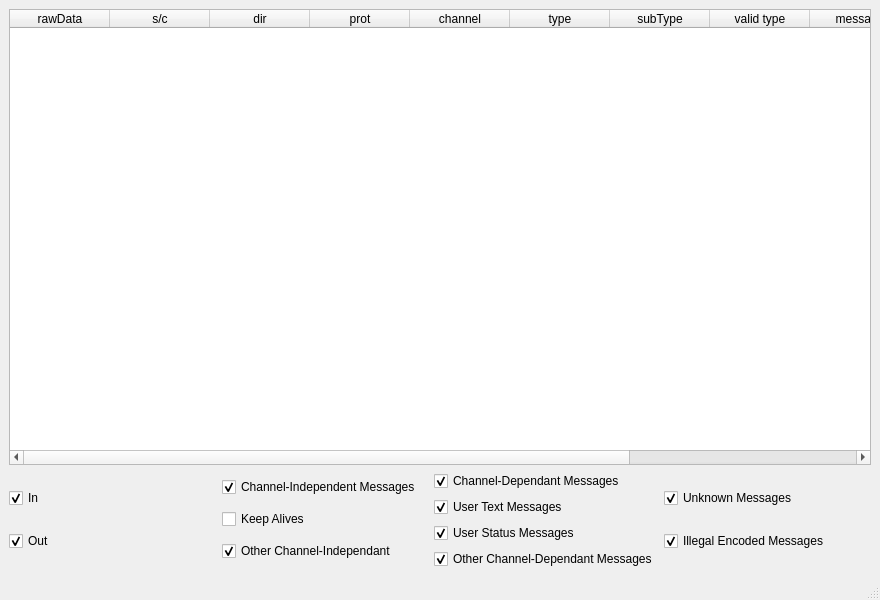
Old version of the form tmChatEric/dataelementviewer.ui in the repository miiisch/TM2011C1.4.
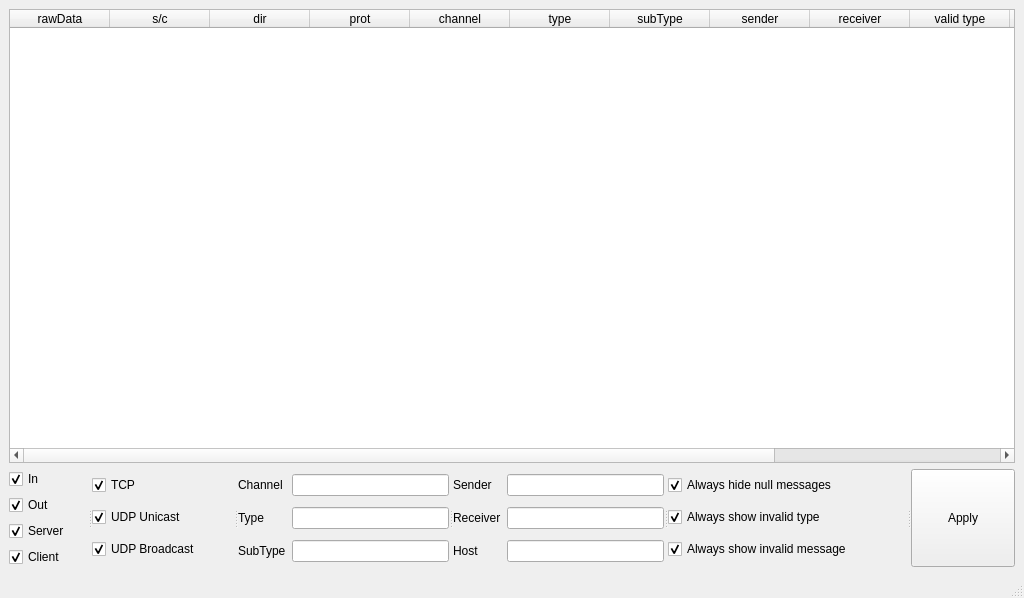
New version of the form.

Commit message: dataelementviewer message decoding

The edit to the form file:
```diff
--- a/tmChatEric/dataelementviewer.ui
+++ b/tmChatEric/dataelementviewer.ui
@@ -6,15 +6,15 @@
    <rect>
     <x>0</x>
     <y>0</y>
-    <width>880</width>
-    <height>600</height>
+    <width>1024</width>
+    <height>598</height>
    </rect>
   </property>
   <property name="windowTitle">
    <string>MainWindow</string>
   </property>
   <widget class="QWidget" name="centralwidget">
-   <layout class="QVBoxLayout" name="verticalLayout_5">
+   <layout class="QVBoxLayout" name="verticalLayout_4">
     <item>
      <widget class="QTableWidget" name="outputTable">
       <column>
@@ -52,6 +52,16 @@
         <string>subType</string>
        </property>
       </column>
+      <column>
+       <property name="text">
+        <string>sender</string>
+       </property>
+      </column>
+      <column>
+       <property name="text">
+        <string>receiver</string>
+       </property>
+      </column>
       <column>
        <property name="text">
         <string>valid type</string>
@@ -75,8 +85,11 @@
      </widget>
     </item>
     <item>
-     <layout class="QHBoxLayout" name="horizontalLayout">
-      <item>
+     <widget class="QSplitter" name="splitter">
+      <property name="orientation">
+       <enum>Qt::Horizontal</enum>
+      </property>
+      <widget class="QWidget" name="layoutWidget">
        <layout class="QVBoxLayout" name="verticalLayout">
         <item>
          <widget class="QCheckBox" name="inCheckbox">
@@ -98,14 +111,34 @@
           </property>
          </widget>
         </item>
+        <item>
+         <widget class="QCheckBox" name="filterServer">
+          <property name="text">
+           <string>Server</string>
+          </property>
+          <property name="checked">
+           <bool>true</bool>
+          </property>
+         </widget>
+        </item>
+        <item>
+         <widget class="QCheckBox" name="filterClient">
+          <property name="text">
+           <string>Client</string>
+          </property>
+          <property name="checked">
+           <bool>true</bool>
+          </property>
+         </widget>
+        </item>
        </layout>
-      </item>
-      <item>
+      </widget>
+      <widget class="QWidget" name="layoutWidget">
        <layout class="QVBoxLayout" name="verticalLayout_2">
         <item>
          <widget class="QCheckBox" name="channelIndependantMessages">
           <property name="text">
-           <string>Channel-Independent Messages</string>
+           <string>TCP</string>
           </property>
           <property name="checked">
            <bool>true</bool>
@@ -113,22 +146,19 @@
          </widget>
         </item>
         <item>
-         <widget class="QCheckBox" name="keepAlives">
-          <property name="enabled">
-           <bool>true</bool>
-          </property>
+         <widget class="QCheckBox" name="filterUdpUnicast">
           <property name="text">
-           <string>Keep Alives</string>
+           <string>UDP Unicast</string>
           </property>
           <property name="checked">
-           <bool>false</bool>
+           <bool>true</bool>
           </property>
          </widget>
         </item>
         <item>
          <widget class="QCheckBox" name="otherChannelIndependant">
           <property name="text">
-           <string>Other Channel-Independant</string>
+           <string>UDP Broadcast</string>
           </property>
           <property name="checked">
            <bool>true</bool>
@@ -136,23 +166,84 @@
          </widget>
         </item>
        </layout>
-      </item>
-      <item>
+      </widget>
+      <widget class="QWidget" name="layoutWidget">
+       <layout class="QGridLayout" name="gridLayout">
+        <item row="0" column="0">
+         <widget class="QLabel" name="label">
+          <property name="text">
+           <string>Channel</string>
+          </property>
+         </widget>
+        </item>
+        <item row="0" column="1">
+         <widget class="QLineEdit" name="filterChannel"/>
+        </item>
+        <item row="1" column="0">
+         <widget class="QLabel" name="label_2">
+          <property name="text">
+           <string>Type</string>
+          </property>
+         </widget>
+        </item>
+        <item row="1" column="1">
+         <widget class="QLineEdit" name="filterType"/>
+        </item>
+        <item row="2" column="0">
+         <widget class="QLabel" name="label_3">
+          <property name="text">
+           <string>SubType</string>
+          </property>
+         </widget>
+        </item>
+        <item row="2" column="1">
+         <widget class="QLineEdit" name="filterSubType"/>
+        </item>
+       </layout>
+      </widget>
+      <widget class="QWidget" name="layoutWidget">
+       <layout class="QGridLayout" name="gridLayout_2">
+        <item row="0" column="0">
+         <widget class="QLabel" name="label_4">
+          <property name="text">
+           <string>Sender</string>
+          </property>
+         </widget>
+        </item>
+        <item row="0" column="1">
+         <widget class="QLineEdit" name="filterSender"/>
+        </item>
+        <item row="1" column="0">
+         <widget class="QLabel" name="label_5">
+          <property name="text">
+           <string>Receiver</string>
+          </property>
+         </widget>
+        </item>
+        <item row="1" column="1">
+         <widget class="QLineEdit" name="filterReceiver"/>
+        </item>
+        <item row="2" column="0">
+         <widget class="QLabel" name="label_6">
+          <property name="text">
+           <string>Host</string>
+          </property>
+         </widget>
+        </item>
+        <item row="2" column="1">
+         <widget class="QLineEdit" name="filterHost"/>
+        </item>
+       </layout>
+      </widget>
+      <widget class="QWidget" name="layoutWidget">
        <layout class="QVBoxLayout" name="verticalLayout_3">
         <item>
-         <widget class="QCheckBox" name="channelDependantMessages">
-          <property name="text">
-           <string>Channel-Dependant Messages</string>
+         <widget class="QCheckBox" name="filterNullMessage">
+          <property name="acceptDrops">
+           <bool>false</bool>
           </property>
-          <property name="checked">
-           <bool>true</bool>
-          </property>
-         </widget>
-        </item>
-        <item>
-         <widget class="QCheckBox" name="userTextMessages">
           <property name="text">
-           <string>User Text Messages</string>
+           <string>Always hide null messages</string>
           </property>
           <property name="checked">
            <bool>true</bool>
@@ -162,7 +253,7 @@
         <item>
          <widget class="QCheckBox" name="userStatusMessages">
           <property name="text">
-           <string>User Status Messages</string>
+           <string>Always show invalid type</string>
           </property>
           <property name="checked">
            <bool>true</bool>
@@ -172,7 +263,7 @@
         <item>
          <widget class="QCheckBox" name="otherChannelDependant">
           <property name="text">
-           <string>Other Channel-Dependant Messages</string>
+           <string>Always show invalid message</string>
           </property>
           <property name="checked">
            <bool>true</bool>
@@ -180,32 +271,13 @@
          </widget>
         </item>
        </layout>
-      </item>
-      <item>
-       <layout class="QVBoxLayout" name="verticalLayout_4">
-        <item>
-         <widget class="QCheckBox" name="unknownMessages">
-          <property name="text">
-           <string>Unknown Messages</string>
-          </property>
-          <property name="checked">
-           <bool>true</bool>
-          </property>
-         </widget>
-        </item>
-        <item>
-         <widget class="QCheckBox" name="illegalEncodedMessages">
-          <property name="text">
-           <string>Illegal Encoded Messages</string>
-          </property>
-          <property name="checked">
-           <bool>true</bool>
-          </property>
-         </widget>
-        </item>
-       </layout>
-      </item>
-     </layout>
+      </widget>
+      <widget class="QPushButton" name="applyButton">
+       <property name="text">
+        <string>Apply</string>
+       </property>
+      </widget>
+     </widget>
     </item>
    </layout>
   </widget>
```
Left out of the diff: 99 changed lines with no effect on the pictures. The commit also changes 4 other files.
